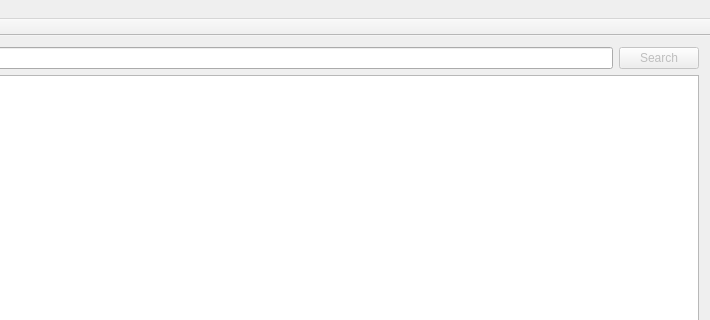
Qt form mainwindow.ui (bioscuccai/ffpbl) before a commit; both pictures show x 490 to 1200 and y 0 to 320 of the 1200 by 750 pixel window.
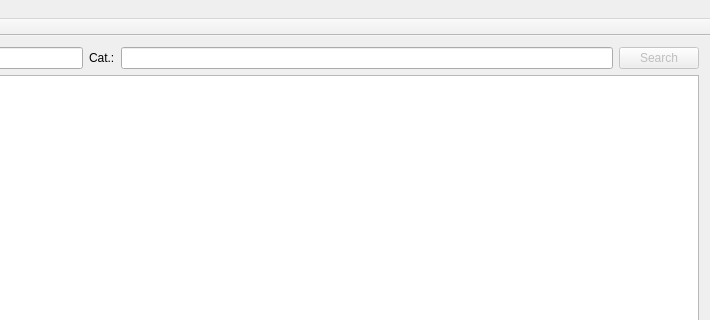
The same form after that commit.

Commit message: searching in categories

Diff of the .ui file:
```diff
--- a/mainwindow.ui
+++ b/mainwindow.ui
@@ -29,6 +29,16 @@
         <item>
          <widget class="QLineEdit" name="searchEdit"/>
         </item>
+        <item>
+         <widget class="QLabel" name="categoryLabel">
+          <property name="text">
+           <string>Cat.:</string>
+          </property>
+         </widget>
+        </item>
+        <item>
+         <widget class="QLineEdit" name="categoryLine"/>
+        </item>
         <item>
          <widget class="QPushButton" name="searchButton">
           <property name="enabled">
```
Left out of the diff: 22 changed lines with no effect on the pictures. The commit also changes 1 other file.
